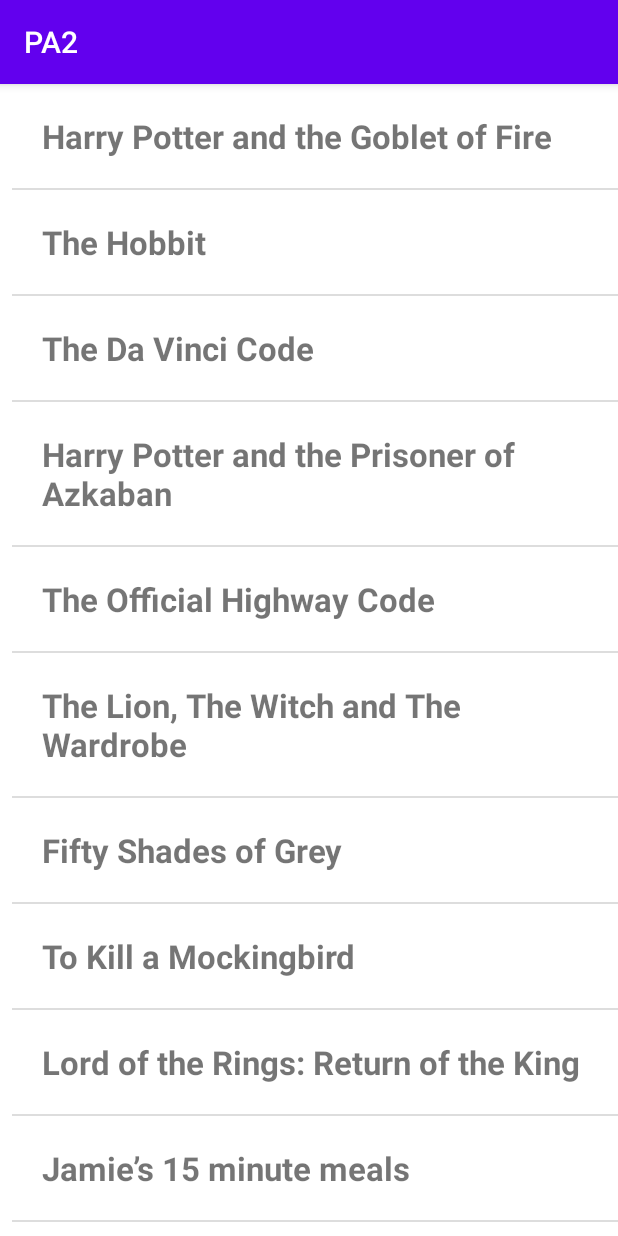
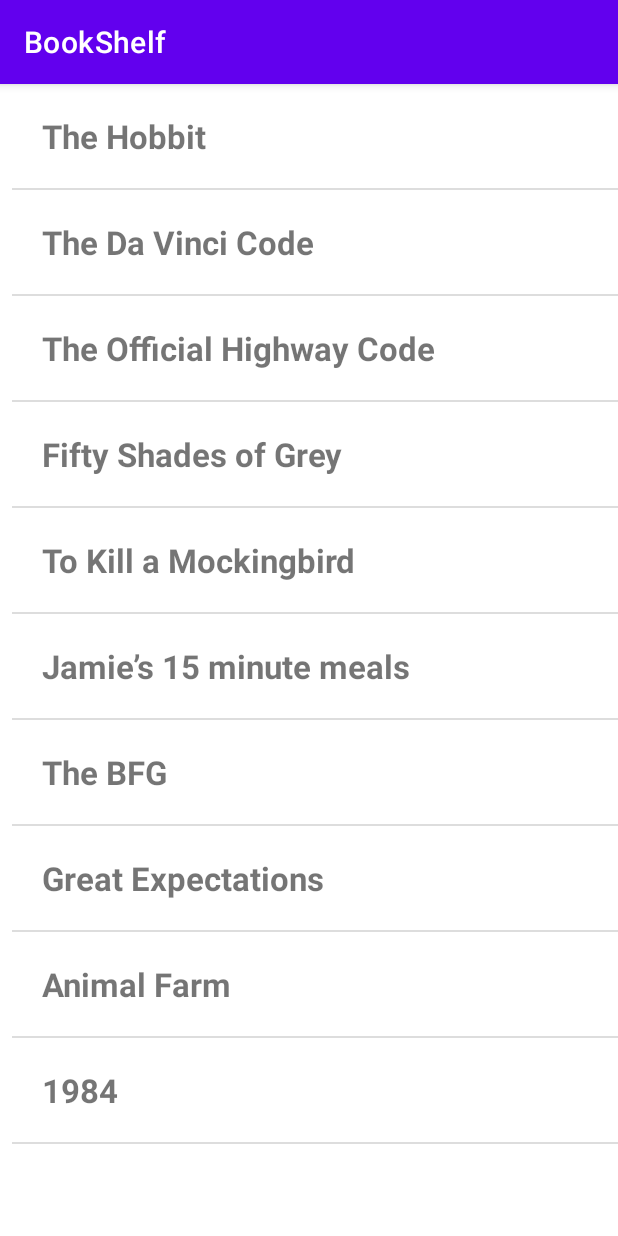
Before and after one commit to ducttrn/mobile-apps, an Android app: the screen it shows after launch (MainActivity), on a phone screen of 412 x 824 dp. Run offline under Robolectric (Android 15) with nearby library versions, the phone set to English and light mode, and no system bars.

Commit message:
feat: change app name

```diff
--- a/PA2/app/src/main/java/com/myapp/pa2/MainActivity.java
+++ b/PA2/app/src/main/java/com/myapp/pa2/MainActivity.java
@@ -69,21 +69,16 @@ public class MainActivity extends AppCompatActivity implements BookAdapter.OnIte
     private void initDatabase() {
         ArrayList<Book> bookListSample = new ArrayList<>();
 
-        bookListSample.add(new Book("Harry Potter and the Goblet of Fire", "JK Rowling"));
         bookListSample.add(new Book("The Hobbit", "J R R Tolkien"));
         bookListSample.add(new Book("The Da Vinci Code", "Dan Brown"));
-        bookListSample.add(new Book("Harry Potter and the Prisoner of Azkaban", "JK Rowling"));
         bookListSample.add(new Book("The Official Highway Code", "Department for Transport"));
-        bookListSample.add(new Book("The Lion, The Witch and The Wardrobe", "CS Lewis"));
         bookListSample.add(new Book("Fifty Shades of Grey", "E L James"));
         bookListSample.add(new Book("To Kill a Mockingbird", "Harper Lee"));
-        bookListSample.add(new Book("Lord of the Rings: Return of the King", "J R R Tolkien"));
         bookListSample.add(new Book("Jamie’s 15 minute meals", "Jamie Oliver"));
         bookListSample.add(new Book("The BFG", "Roald Dahl"));
         bookListSample.add(new Book("Great Expectations", "Charles Dickens"));
         bookListSample.add(new Book("Animal Farm", "George Orwell"));
         bookListSample.add(new Book("1984", "George Orwell"));
-        bookListSample.add(new Book("The Girl with the Dragon Tattoo", "Stieg Larsson"));
 
         for (Book book : bookListSample) {
             dbHelper.addBook(book);
--- a/PA2/app/src/main/res/values/strings.xml
+++ b/PA2/app/src/main/res/values/strings.xml
@@ -1,5 +1,5 @@
 <resources>
-    <string name="app_name">PA2</string>
+    <string name="app_name">BookShelf</string>
     <string name="pride_and_prejudice">Pride and Prejudice</string>
     <string name="jane_austen">Jane Austen</string>
     <string name="delete_book">Delete Book</string>
```
